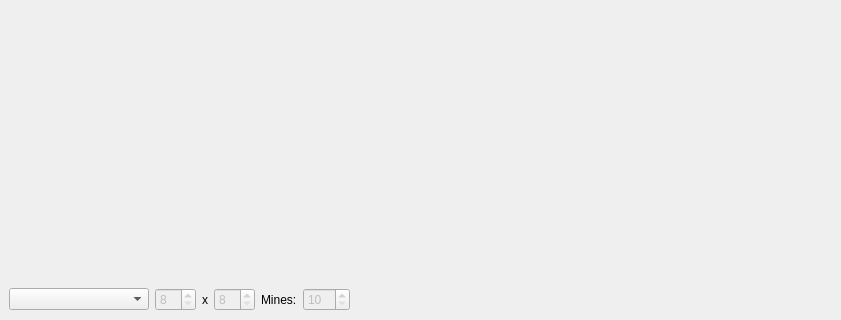
Before: the Qt Designer form src/MainWindow.ui in bakedroll/minesweeper, drawn with Qt 5; both pictures show x 0 to 841 and y 302 to 622 of the 841 by 622 pixel window.
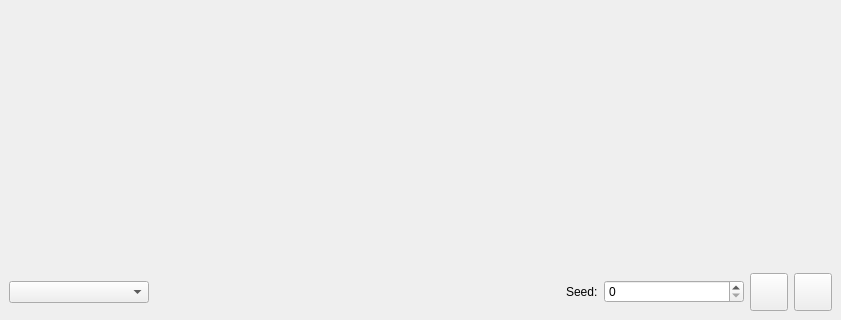
After: the same form once the commit is applied.

Commit message: fixed winning condition; added randomization seed

Patch:
```diff
--- a/src/MainWindow.ui
+++ b/src/MainWindow.ui
@@ -166,77 +166,6 @@
         </property>
        </widget>
       </item>
-      <item>
-       <widget class="QSpinBox" name="spinBoxWidth">
-        <property name="enabled">
-         <bool>false</bool>
-        </property>
-        <property name="focusPolicy">
-         <enum>Qt::NoFocus</enum>
-        </property>
-        <property name="minimum">
-         <number>8</number>
-        </property>
-        <property name="maximum">
-         <number>32</number>
-        </property>
-        <property name="value">
-         <number>8</number>
-        </property>
-       </widget>
-      </item>
-      <item>
-       <widget class="QLabel" name="label">
-        <property name="text">
-         <string>x</string>
-        </property>
-       </widget>
-      </item>
-      <item>
-       <widget class="QSpinBox" name="spinBoxHeight">
-        <property name="enabled">
-         <bool>false</bool>
-        </property>
-        <property name="focusPolicy">
-         <enum>Qt::NoFocus</enum>
-        </property>
-        <property name="minimum">
-         <number>8</number>
-        </property>
-        <property name="maximum">
-         <number>24</number>
-        </property>
-        <property name="value">
-         <number>8</number>
-        </property>
-       </widget>
-      </item>
-      <item>
-       <widget class="QLabel" name="label_2">
-        <property name="text">
-         <string>Mines:</string>
-        </property>
-       </widget>
-      </item>
-      <item>
-       <widget class="QSpinBox" name="spinBoxMines">
-        <property name="enabled">
-         <bool>false</bool>
-        </property>
-        <property name="focusPolicy">
-         <enum>Qt::NoFocus</enum>
-        </property>
-        <property name="minimum">
-         <number>10</number>
-        </property>
-        <property name="maximum">
-         <number>256</number>
-        </property>
-        <property name="value">
-         <number>10</number>
-        </property>
-       </widget>
-      </item>
       <item>
        <spacer name="horizontalSpacer">
         <property name="orientation">
@@ -253,6 +182,73 @@
         </property>
        </spacer>
       </item>
+      <item>
+       <widget class="QLabel" name="label">
+        <property name="text">
+         <string>Seed:</string>
+        </property>
+       </widget>
+      </item>
+      <item>
+       <widget class="QSpinBox" name="spinBoxSeed">
+        <property name="minimumSize">
+         <size>
+          <width>140</width>
+          <height>0</height>
+         </size>
+        </property>
+        <property name="focusPolicy">
+         <enum>Qt::NoFocus</enum>
+        </property>
+        <property name="maximum">
+         <number>999999999</number>
+        </property>
+       </widget>
+      </item>
+      <item>
+       <widget class="QPushButton" name="buttonRandomize">
+        <property name="minimumSize">
+         <size>
+          <width>38</width>
+          <height>38</height>
+         </size>
+        </property>
+        <property name="maximumSize">
+         <size>
+          <width>38</width>
+          <height>38</height>
+         </size>
+        </property>
+        <property name="focusPolicy">
+         <enum>Qt::NoFocus</enum>
+        </property>
+        <property name="text">
+         <string/>
+        </property>
+       </widget>
+      </item>
+      <item>
+       <widget class="QPushButton" name="buttonSeed">
+        <property name="minimumSize">
+         <size>
+          <width>38</width>
+          <height>38</height>
+         </size>
+        </property>
+        <property name="maximumSize">
+         <size>
+          <width>38</width>
+          <height>38</height>
+         </size>
+        </property>
+        <property name="focusPolicy">
+         <enum>Qt::NoFocus</enum>
+        </property>
+        <property name="text">
+         <string/>
+        </property>
+       </widget>
+      </item>
      </layout>
     </item>
    </layout>
```
The commit also changes 9 other files.
